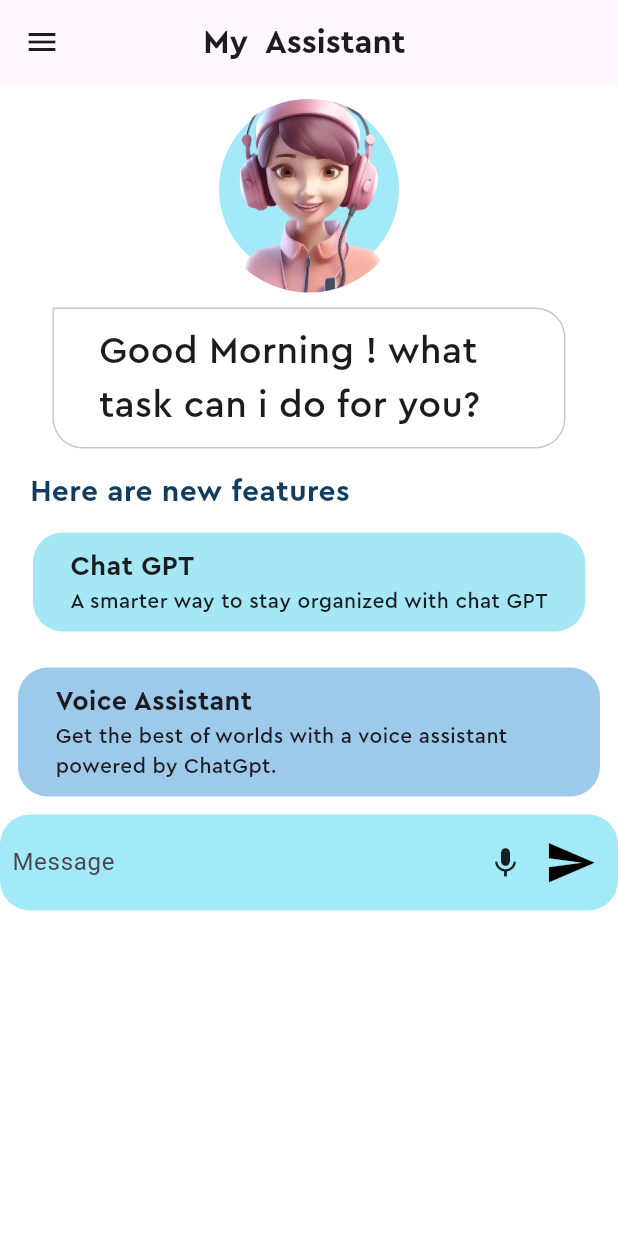
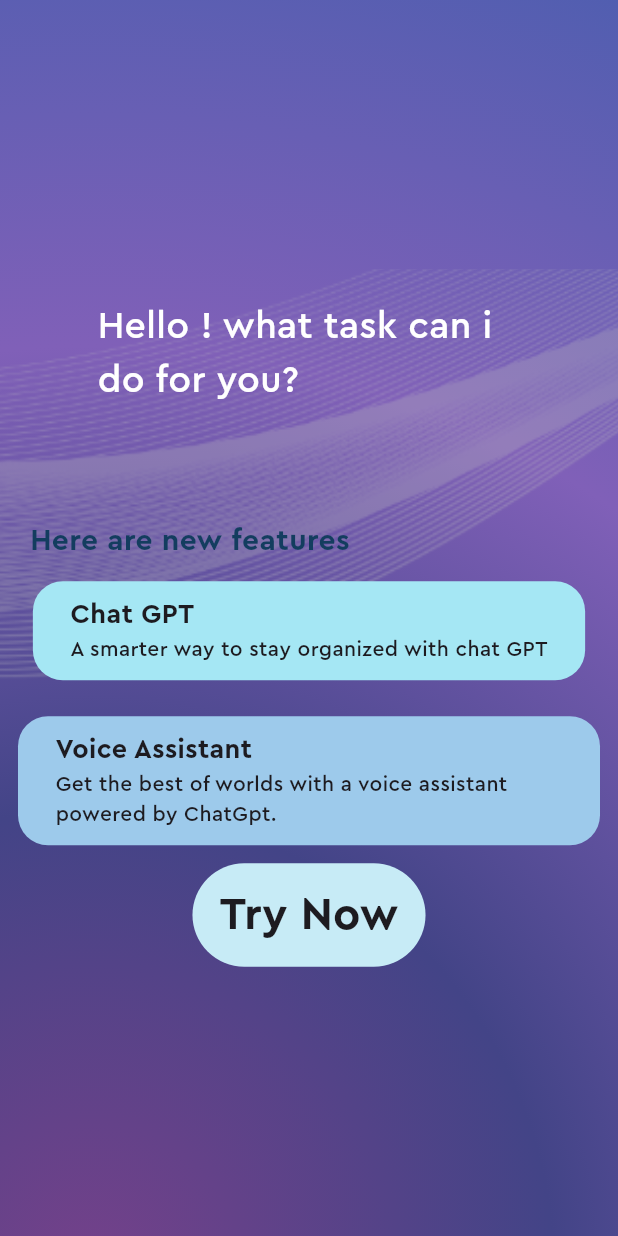
Before and after one commit to sovaamahato/my-Assistant, a Flutter app: the HomePage screen opened directly, on a phone screen of 412 x 824 dp. Run offline on Flutter 3.47's test engine with Material 3 defaults, Android fonts, the phone set to English and light mode, and no system bars; our stand-ins replace animate_do, flutter_tts, lottie, smooth_page_indicator, speech_to_text.

Commit message:
homepage2

```diff
--- a/lib/pages/home_page.dart
+++ b/lib/pages/home_page.dart
@@ -7,6 +7,7 @@
 
 import '../openai_services.dart';
 import '../pallete.dart';
+import 'home_page2.dart';
 
 class HomePage extends StatefulWidget {
   const HomePage({super.key});
@@ -109,8 +110,7 @@
 
   @override
   Widget build(BuildContext context) {
-    return
-     PopScope(
+    return PopScope(
       // canPop: false,
 
       onPopInvoked: (bool didPop) {
@@ -119,75 +119,118 @@
         }
         showBackDialog();
       },
-      child:
-       Scaffold(
-        appBar: AppBar(
-          centerTitle: true,
-          leading: const Icon(
-            Icons.menu,
-          ),
-          title: const Text(
-            "My  Assistant ",
-            style:
-                TextStyle(fontFamily: "Cera Pro", fontWeight: FontWeight.bold),
-          ),
-        ),
-        body: SingleChildScrollView(
-            child: Column(
+      child: SafeArea(
+        child: Scaffold(
+          body: Container(
+            alignment: Alignment.center,
+            height: MediaQuery.of(context).size.height,
+            width: double.infinity,
+            decoration: const BoxDecoration(
+                gradient: RadialGradient(
+                    transform: GradientRotation(3),
+                    center: Alignment.topRight,
+                    radius: 3,
+                    // tileMode: TileMode.clamp,
+                    colors: [
+                  //  Pallete.color1,
+                  Pallete.color2,
+                  // Pallete.color2,
+                  Pallete.color3,
+                  //  Pallete.color4,
+                  Pallete.color5,
+                  Pallete.color6,
+                  //  Pallete.color7,
+                  // Pallete.color8,
+                  Pallete.color9,
+
+                  //  Pallete.color10,
+
+                  // Pallete.whiteColor,
+
+                  // Pallete.color4,
+                  // Pallete.color10,
+                  // Pallete.whiteColor,
+                ])),
+            child: SingleChildScrollView(
+                child: Stack(
               children: [
-            const SizedBox(
-              height: 10,
-            ),
+                Positioned.fill(
+                    top: -400,
+                    right: 0,
+                    bottom: 0,
+                    left: 0,
+                    child: Image.asset(
+                      "assets/images/wave.png",
+                      fit: BoxFit.cover,
+                      // width: MediaQuery.of(context)
+                      //     .size
+                      //     .width, // Set the width to the screen width
+                      // height: MediaQuery.of(context).size.height,
+                      //alignment: Alignment.topRight,
+                    )),
+                Column(
+                  mainAxisAlignment: MainAxisAlignment.center,
+                  children: [
+                    // const SizedBox(
+                    //   height: 10,
+                    // ),
                     // assistant image
 
-            Stack(
-              children: [
-                Center(
-                  child: Container(
-                    height: 120,
-                    width: 120,
-                    decoration: const BoxDecoration(
-                        color: Pallete.assistantCircleColor,
-                        shape: BoxShape.circle),
-                  ),
-                ),
-                Container(
-                  height: 129,
-                  decoration: const BoxDecoration(
-                    shape: BoxShape.circle,
-                    image: DecorationImage(
-                      image: AssetImage(
-                        "assets/images/voiceAssistant.png",
-                      ),
-                    ),
-                  ),
-                ),
-              ],
-            ),
+                    // Stack(
+                    //   children: [
+                    //     Center(
+                    //       child: Container(
+                    //         height: 120,
+                    //         width: 120,
+                    //         decoration: const BoxDecoration(
+                    //             color: Pallete.assistantCircleColor,
+                    //             shape: BoxShape.circle),
+                    //       ),
+                    //     ),
+                    //     Container(
+                    //       height: 129,
+                    //       decoration: const BoxDecoration(
+                    //         shape: BoxShape.circle,
+                    //         image: DecorationImage(
+                    //           image: AssetImage(
+                    //             "assets/images/voiceAssistant.png",
+                    //           ),
+                    //         ),
+                    //       ),
+                    //     ),
+                    //   ],
+                    // ),
 
                     //chat bubble
 
                     Container(
-              padding: const EdgeInsets.symmetric(horizontal: 30, vertical: 10),
-              margin:
-                  const EdgeInsets.symmetric(horizontal: 35).copyWith(top: 10),
+                      padding: const EdgeInsets.symmetric(
+                          horizontal: 30, vertical: 10),
+                      margin: const EdgeInsets.symmetric(horizontal: 35)
+                          .copyWith(top: 10),
                       decoration: BoxDecoration(
-                  border: Border.all(color: Pallete.borderColor),
-                  borderRadius:
-                      BorderRadius.circular(20).copyWith(topLeft: Radius.zero)),
-              child:  Text(generatedContent == null
-                    ? "Good Morning ! what task can i do for you?"
-                    : generatedContent!,
-                style: TextStyle(fontFamily: "Cera Pro", fontSize:generatedContent == null ? 25 : 18),
+                          //border: Border.all(color: Pallete.borderColor),
+                          borderRadius: BorderRadius.circular(20)
+                              .copyWith(topLeft: Radius.zero)),
+                      child:const  Text(
+
+                             "Hello ! what task can i do for you?",
+
+                        style:  TextStyle(
+                            fontFamily: "Cera Pro",
+                            fontSize: 25 ,
+                            color:Pallete.whiteColor),
                       ),
                     ),
+                    const SizedBox(height: 50,),
 
                     //here are new features text
 
                     Visibility(
-              visible: generatedContent==null,
+                      visible: generatedContent == null,
                       child: Padding(
-                padding: const EdgeInsets.only(left: 20, right: 20, top: 15),
+                        padding:
+                            const EdgeInsets.only(left: 20, right: 20, top: 15),
                         child: Container(
                           alignment: Alignment.centerLeft,
                           child: const Text(
@@ -203,7 +246,7 @@
                     ),
                     // //features box 2ota
                     Visibility(
-              visible: generatedContent==null,
+                      visible: generatedContent == null,
                       child: const Column(
                         children: [
                           FeatureBox(
@@ -220,64 +263,91 @@
                       ),
                     ),
 
-
-
+                    //try now button
+                    GestureDetector(
+                      onTap: () {
+                        Navigator.of(context).push(
+                          MaterialPageRoute(
+                            builder: (context) => const HomePage2(),
+                          ),
+                        );
+                      },
+                      child: Container(
+                        padding: const EdgeInsets.symmetric(
+                            horizontal: 18, vertical: 13),
+                        decoration: BoxDecoration(
+                            color: Pallete.color10,
+                            borderRadius: BorderRadius.circular(40)),
+                        child: Text(
+                          "Try Now",
+                          style: TextStyle(
+                            fontFamily: "Cera Pro",
+                            fontSize: 30,
+                            fontWeight: FontWeight.bold,
+                          ),
+                        ),
+                      ),
+                    )
 
                     //textfield
-            Container(
-              decoration: BoxDecoration(
-                  borderRadius: BorderRadius.circular(20),
-                  color: Pallete.assistantCircleColor),
-              child: Row(children: [
-                Expanded(
-                    child: Padding(
-                  padding: const EdgeInsets.all(8.0),
-                  child: TextField(
-                    controller: textController,
-                    decoration: const InputDecoration(
-                        hintText: "Message", border: InputBorder.none),
+                    // Container(
+                    //   decoration: BoxDecoration(
+                    //       borderRadius: BorderRadius.circular(20),
+                    //       color: Pallete.assistantCircleColor),
+                    //   child: Row(children: [
+                    //     Expanded(
+                    //         child: Padding(
+                    //       padding: const EdgeInsets.all(8.0),
+                    //       child: TextField(
+                    //         controller: textController,
+                    //         decoration: const InputDecoration(
+                    //             hintText: "Message", border: InputBorder.none),
+                    //       ),
+                    //     )),
+                    //     GestureDetector(
+                    //         onTap: () async {
+                    //           if (await speechToText.hasPermission &&
+                    //               speechToText.isNotListening) {
+                    //             await startListening();
+                    //           } else if (speechToText.isListening) {
+                    //             final speech =
+                    //                 await openAIService.chatGPTAPI(lastWords);
+                    //             await systemSpeak(speech);
+                    //             // print(lastWords);
+                    //             generatedContent = speech;
+                    //             setState(() {});
+                    //             await stopListening();
+                    //           }else{
+                    //             initSpeechToText();
+                    //           }
+                    //         },
+                    //         child: const Icon(Icons.mic)),
+                    //     GestureDetector(
+                    //       onTap: () async {
+                    //         final speech =
+                    //             await openAIService.chatGPTAPI(textController.text);
+                    //         await systemSpeak(speech);
+                    //         generatedContent = speech;
+                    //         textController.clear();
+
+                    //         setState(() {});
+                    //       },
+                    //       child: const Padding(
+                    //         padding: EdgeInsets.all(14.0),
+                    //         child:  Icon(
+                    //           Icons.send,
+                    //           size: 35,
+                    //           color: Colors.black,
+                    //         ),)
+                    //       ),
+                    //   ]),
+                    // )
+                  ],
                 ),
-                )),
-                GestureDetector(
-                    onTap: () async {
-                      if (await speechToText.hasPermission &&
-                          speechToText.isNotListening) {
-                        await startListening();
-                      } else if (speechToText.isListening) {
-                        final speech =
-                            await openAIService.chatGPTAPI(lastWords);
-                        await systemSpeak(speech);
-                        // print(lastWords);
-                        generatedContent = speech;
-                        setState(() {});
-                        await stopListening();
-                      }else{
-                        initSpeechToText();
-                      }
-                    },
-                    child: const Icon(Icons.mic)),
-                GestureDetector(
-                  onTap: () async {
-                    final speech =
-                        await openAIService.chatGPTAPI(textController.text);
-                    await systemSpeak(speech);
-                    generatedContent = speech;
-                    textController.clear();
-
-                    setState(() {});
-                  },
-                  child: const Padding(
-                    padding: EdgeInsets.all(14.0),
-                    child:  Icon(
-                      Icons.send,
-                      size: 35,
-                      color: Colors.black,
-                    ),)
-                  ),
-              ]),
-            )
               ],
             )),
+          ),
+        ),
       ),
     );
   }
```
Also changed, not shown: lib/main.dart (+4 -3 lines), lib/pages/home_page2.dart (added, +81 -0 lines), assets/images/wave.png (added). Lines whose indentation alone changed are shown as unchanged.
